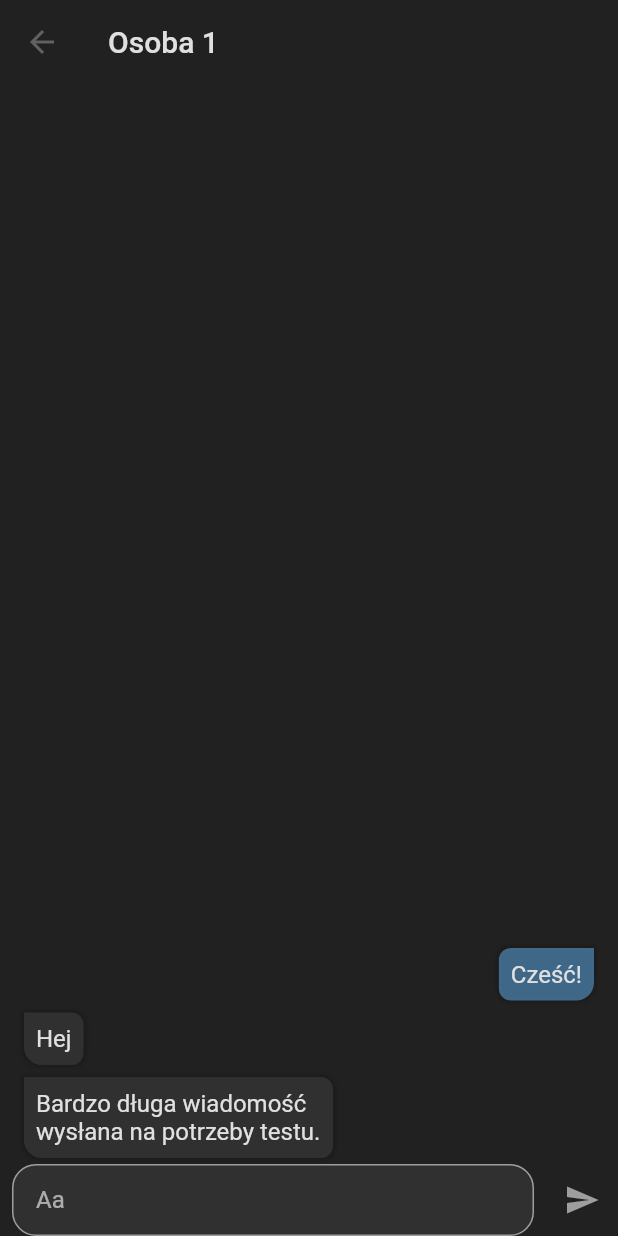
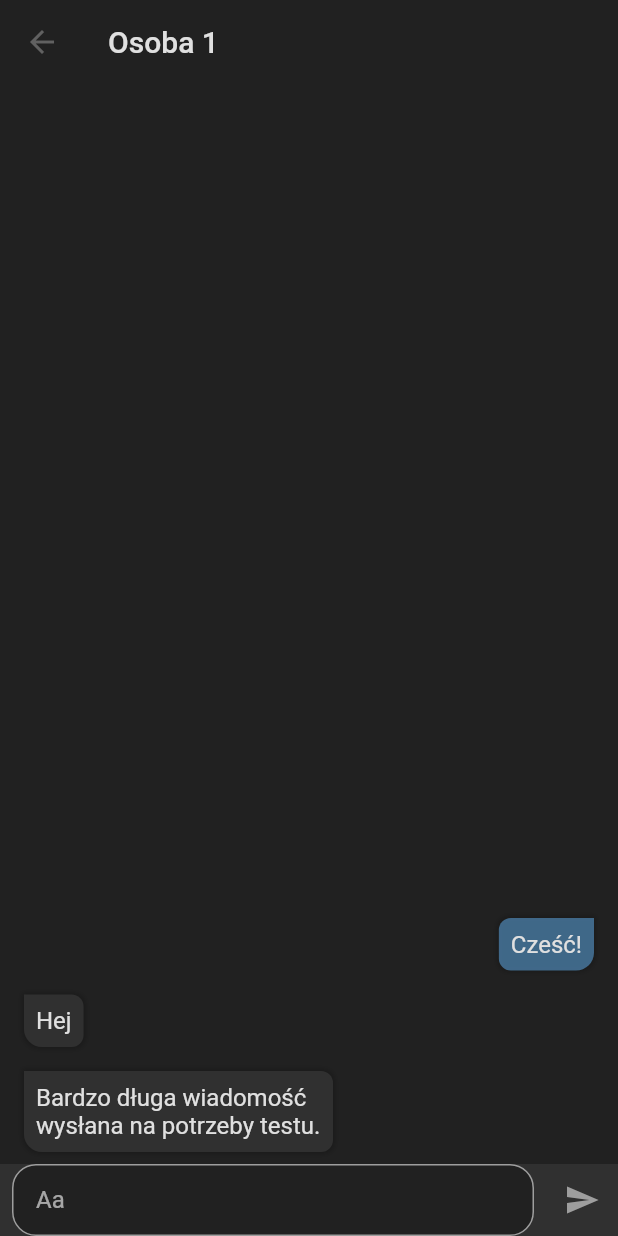
Before and after one commit to HackHeroes-2019-II-LO/app, a Flutter app: the screen it shows after launch, after a tap on "Osoba 1", on a phone screen of 412 x 824 dp. Run offline on Flutter 3.47's test engine with Material 2 defaults, Android fonts, the phone set to English and light mode, and no system bars; network calls fail.

Commit message:
Minor styling changes

```diff
--- a/lib/views/conversation_view.dart
+++ b/lib/views/conversation_view.dart
@@ -43,7 +43,9 @@ class ConversationView extends StatelessWidget {
               },
             ),
           ),
-          Row(
+          Container(
+            color: Theme.of(context).cardColor,
+            child: Row(
               children: <Widget>[
                 Flexible(
                   child: Padding(
@@ -60,7 +62,7 @@ class ConversationView extends StatelessWidget {
                         contentPadding:
                             EdgeInsets.symmetric(horizontal: 16, vertical: 8),
                         filled: true,
-                      fillColor: Theme.of(context).cardColor,
+                        fillColor: Theme.of(context).scaffoldBackgroundColor,
                         enabledBorder: OutlineInputBorder(
                           borderRadius: BorderRadius.circular(16),
                           borderSide: BorderSide(
@@ -89,6 +91,7 @@ class ConversationView extends StatelessWidget {
                   ),
                 ),
               ],
+            ),
           )
         ],
       ),
--- a/lib/widgets/chat_bubble.dart
+++ b/lib/widgets/chat_bubble.dart
@@ -12,7 +12,7 @@ class ChatBubble extends StatelessWidget {
             message.isOwned ? CrossAxisAlignment.end : CrossAxisAlignment.start,
         children: <Widget>[
           Container(
-            margin: const EdgeInsets.symmetric(vertical: 4, horizontal: 16),
+            margin: const EdgeInsets.symmetric(vertical: 8, horizontal: 16),
             padding: const EdgeInsets.all(8),
             decoration: BoxDecoration(
               boxShadow: [
```
Lines whose indentation alone changed are shown as unchanged.
